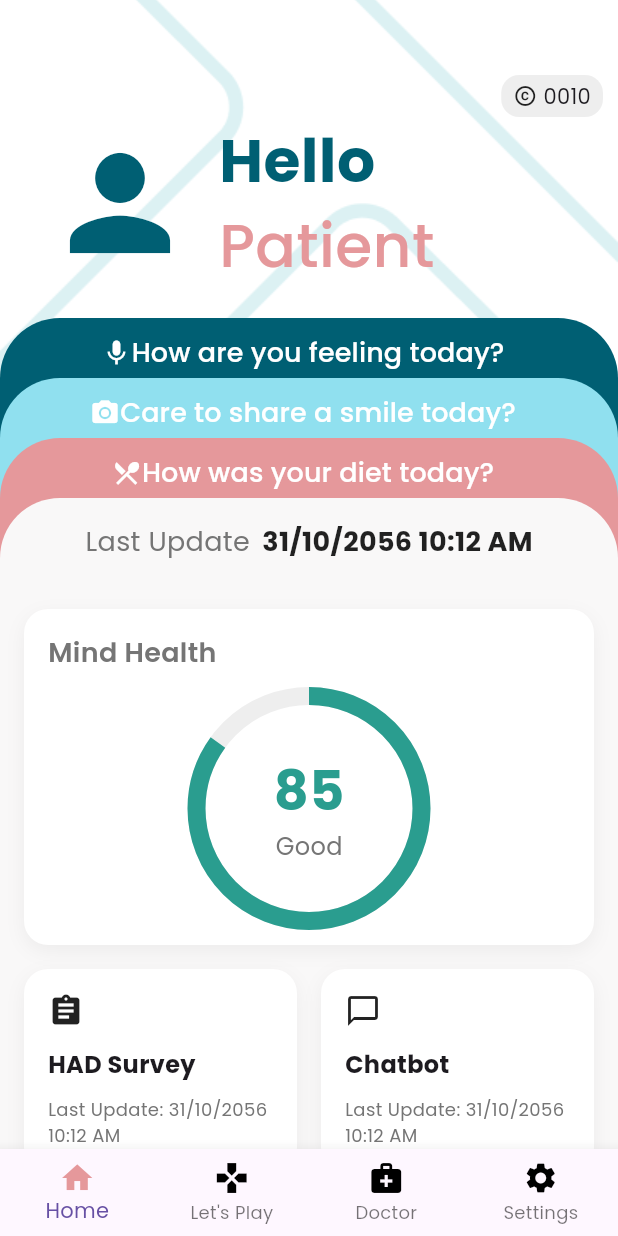
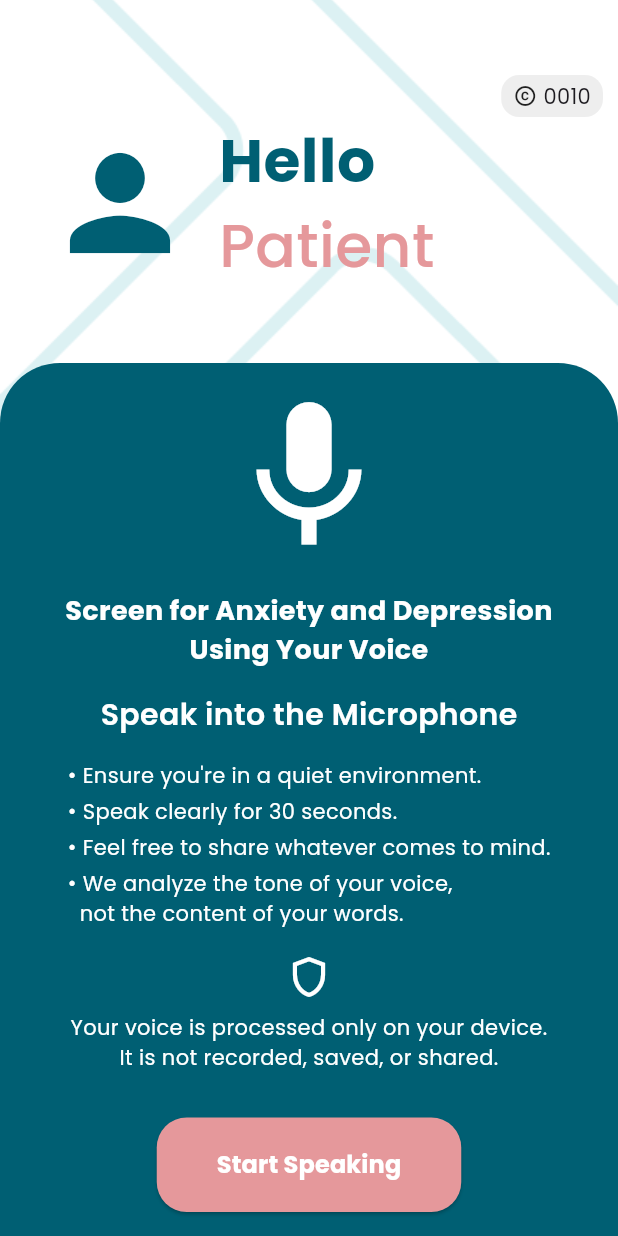
Before and after one commit to CHAARI-Marwa/Moody, a Flutter app: the DashboardScreen screen opened by its route, after a tap on "How are you feeling today?", on a phone screen of 412 x 824 dp. Run offline on Flutter 3.47's test engine with Material 3 defaults, Android fonts, the light colour scheme and no system bars; our stand-ins replace flutter_widget_from_html, image_picker, permission_handler, smooth_page_indicator; missing offline and left inert: flutter_sound.

Commit message:
voice recording

```diff
--- a/lib/dashboard.dart
+++ b/lib/dashboard.dart
@@ -3,6 +3,10 @@ import 'package:moody/explore.dart';
 import 'package:moody/smile.dart';
 import 'doctor_list.dart';
 import 'had_survey.dart';
+import 'package:moody/chatbot.dart';
+import 'doctor_list.dart';
+import 'had_survey.dart'; // Correct import for HADSurveyPage
+import 'record_feeling/record.dart';
 import 'screens/playground.dart';
 
 class DashboardScreen extends StatefulWidget {
@@ -141,7 +145,13 @@ class _DashboardScreenState extends State<DashboardScreen> {
                         child: Align(
                           alignment: Alignment.topCenter,
                           child: TextButton(
-                            onPressed: () {},
+                            onPressed: () {
+                              Navigator.push(
+                                context,
+                                MaterialPageRoute(
+                                    builder: (context) => RecordScreen()),
+                              );
+                            },
                             style: TextButton.styleFrom(
                               padding: EdgeInsets.only(
                                 top: 10,
@@ -398,7 +408,7 @@ class _DashboardScreenState extends State<DashboardScreen> {
                               child: Row(
                                 children: [
                                   Expanded(
-                                    child: _buildInfoCard(
+                                    child: _buildInfoCardHad(
                                       title: "HAD Survey",
                                       icon: Icons.assignment,
                                       date: lastUpdate,
@@ -406,7 +416,7 @@ class _DashboardScreenState extends State<DashboardScreen> {
                                   ),
                                   SizedBox(width: 16),
                                   Expanded(
-                                    child: _buildInfoCard(
+                                    child: _buildInfoCardChatbot(
                                       title: "Chatbot",
                                       icon: Icons.chat_bubble_outline,
                                       date: lastUpdate,
@@ -492,7 +502,7 @@ class _DashboardScreenState extends State<DashboardScreen> {
     );
   }
 
-  Widget _buildInfoCard({
+  Widget _buildInfoCardHad({
     required String title,
     required IconData icon,
     String? date,
@@ -547,4 +557,60 @@ class _DashboardScreenState extends State<DashboardScreen> {
       ),
     );
   }
+
+  Widget _buildInfoCardChatbot({
+    required String title,
+    required IconData icon,
+    String? date,
+  }) {
+    return GestureDetector(
+      onTap: () {
+        if (title == "Chatbot") {
+          Navigator.push(
+            context,
+            MaterialPageRoute(builder: (context) => ChatbotPage()),
+          );
+        }
+      },
+      child: Container(
+        padding: EdgeInsets.all(16),
+        height: 135,
+        constraints: BoxConstraints(minHeight: 135),
+        decoration: BoxDecoration(
+          color: Colors.white,
+          borderRadius: BorderRadius.circular(16),
+          boxShadow: [
+            BoxShadow(
+              color: Colors.black.withOpacity(0.05),
+              blurRadius: 10,
+              offset: Offset(0, 4),
+            ),
+          ],
+        ),
+        child: Column(
+          crossAxisAlignment: CrossAxisAlignment.start,
+          children: [
+            Icon(icon, size: 24),
+            SizedBox(height: 12),
+            Text(
+              title,
+              style: TextStyle(
+                fontWeight: FontWeight.bold,
+                fontSize: 16,
+              ),
+            ),
+            Spacer(),
+            if (date != null)
+              Text(
+                "Last Update: $date",
+                style: TextStyle(
+                  color: Colors.grey[600],
+                  fontSize: 12,
+                ),
+              ),
+          ],
+        ),
+      ),
+    );
+  }
 }
--- /dev/null
+++ b/lib/record_feeling/record.dart
@@ -0,0 +1,203 @@
+import 'package:flutter/material.dart';
+import 'package:moody/record_feeling/record_2.dart'; // Import the second page
+
+class RecordScreen extends StatefulWidget {
+  @override
+  _RecordScreenState createState() => _RecordScreenState();
+}
+
+class _RecordScreenState extends State<RecordScreen> {
+  final String patientName = "Patient"; // This should come from user data
+
+  @override
+  Widget build(BuildContext context) {
+    return Scaffold(
+      body: Container(
+        decoration: BoxDecoration(
+          image: DecorationImage(
+            image: AssetImage('assets/white_bg.png'),
+            fit: BoxFit.cover,
+          ),
+        ),
+        child: Column(
+          children: [
+            Padding(padding: EdgeInsets.only(top:50)),
+            Row(
+              mainAxisAlignment: MainAxisAlignment.end,
+              children: [
+                Padding(
+                  padding: const EdgeInsets.only(right: 10),
+                  child: Container(
+                    padding: EdgeInsets.symmetric(horizontal: 8, vertical: 4),
+                    decoration: BoxDecoration(
+                      color: Colors.grey[200],
+                      borderRadius: BorderRadius.circular(12),
+                    ),
+                    child: Row(
+                      children: [
+                        Icon(Icons.copyright, size: 16),
+                        SizedBox(width: 4),
+                        Text("0010"),
+                      ],
+                    ),
+                  ),
+                ),
+              ],
+            ),
+            Padding(
+              padding: EdgeInsets.only(left: 30.0),
+              child: Align(
+                alignment: Alignment.centerLeft,
+                child: Row(
+                  crossAxisAlignment: CrossAxisAlignment.center,
+                  children: [
+                    Icon(
+                      Icons.person,
+                      size: 100,
+                      color: Color(0xFF005F73),
+                    ),
+                    SizedBox(width: 16),
+                    Column(
+                      crossAxisAlignment: CrossAxisAlignment.start,
+                      children: [
+                        Text(
+                          "Hello",
+                          style: TextStyle(
+                            fontSize: 40,
+                            color: Color(0xFF005F73),
+                            fontWeight: FontWeight.bold,
+                          ),
+                        ),
+                        Text(
+                          patientName,
+                          style: TextStyle(
+                            fontSize: 40,
+                            color: Color(0xFFE5989B),
+                            fontWeight: FontWeight.w500,
+                          ),
+                        ),
+                      ],
+                    ),
+                  ],
+                ),
+              ),
+            ),
+            SizedBox(height: 50),
+            Expanded(
+              child: Container(
+                decoration: BoxDecoration(
+                  color: Color(0xFF005F73),
+                  borderRadius: BorderRadius.only(
+                    topLeft: Radius.circular(40),
+                    topRight: Radius.circular(40),
+                  ),
+                ),
+                child: Padding(
+                  padding: const EdgeInsets.all(16.0),
+                  child: Column(
+                    mainAxisAlignment: MainAxisAlignment.spaceBetween,
+                    children: [
+                      Column(
+                        children: [
+                          Icon(
+                            Icons.mic,
+                            color: Colors.white,
+                            size: 120,
+                          ),
+                          SizedBox(height: 16),
+                          Text(
+                            "Screen for Anxiety and Depression Using Your Voice",
+                            textAlign: TextAlign.center,
+                            style: TextStyle(
+                              color: Colors.white,
+                              fontSize: 18,
+                              fontWeight: FontWeight.bold,
+                            ),
+                          ),
+                          SizedBox(height: 16),
+                          Text(
+                            "Speak into the Microphone",
+                            style: TextStyle(
+                              color: Colors.white,
+                              fontSize: 20,
+                              fontWeight: FontWeight.w600,
+                            ),
+                          ),
+                          SizedBox(height: 16),
+                          Column(
+                            crossAxisAlignment: CrossAxisAlignment.start,
+                            children: [
+                              Text(
+                                "• Ensure you're in a quiet environment.",
+                                style: TextStyle(color: Colors.white),
+                              ),
+                              SizedBox(height: 4),
+                              Text(
+                                "• Speak clearly for 30 seconds.",
+                                style: TextStyle(color: Colors.white),
+                              ),
+                              SizedBox(height: 4),
+                              Text(
+                                "• Feel free to share whatever comes to mind.",
+                                style: TextStyle(color: Colors.white),
+                              ),
+                              SizedBox(height: 4),
+                              Text(
+                                "• We analyze the tone of your voice,\n  not the content of your words.",
+                                style: TextStyle(color: Colors.white),
+                              ),
+                            ],
+                          ),
+                          SizedBox(height: 16),
+                          Icon(
+                            Icons.shield_outlined,
+                            color: Colors.white,
+                            size: 32,
+                          ),
+                          SizedBox(height: 8),
+                          Text(
+                            "Your voice is processed only on your device.\nIt is not recorded, saved, or shared.",
+                            textAlign: TextAlign.center,
+                            style: TextStyle(color: Colors.white, fontSize: 14),
+                          ),
+                        ],
+                      ),
+                      ElevatedButton(
+                        onPressed: () {
+                          Navigator.push(
+                            context,
+                            MaterialPageRoute(
+                              builder: (context) => HowAreYouFeelingScreen(),
+                            ),
+                          );
+                        },
+                        style: ElevatedButton.styleFrom(
+                          backgroundColor: Color(0xFFE5989B),
+                          shape: RoundedRectangleBorder(
+                            borderRadius: BorderRadius.circular(20),
+                          ),
+                          padding: EdgeInsets.symmetric(
+                            horizontal: 40,
+                            vertical: 20,
+                          ),
+                        ),
+                        child: Text(
+                          "Start Speaking",
+                          style: TextStyle(
+                            color: Colors.white,
+                            fontSize: 16,
+                            fontWeight: FontWeight.bold,
+                          ),
+                        ),
+                      ),
+                    ],
+                  ),
+                ),
+              ),
+            ),
+          ],
+        ),
+      ),
+    );
+  }
+}
--- a/pubspec.yaml
+++ b/pubspec.yaml
@@ -49,6 +49,9 @@ dev_dependencies:
   # rules and activating additional ones.
   flutter_lints: ^4.0.0
   smooth_page_indicator: ^1.0.0
+  flutter_sound: ^9.2.13
+  permission_handler: ^11.3.1
+  http: ^1.2.2
 
 # For information on the generic Dart part of this file, see the
 # following page: https://dart.dev/tools/pub/pubspec
```
Also changed, not shown: lib/chatbot.dart (+171 -0 lines), lib/record_feeling/record_2.dart (added, +210 -0 lines), pubspec.lock, 5 other files.
